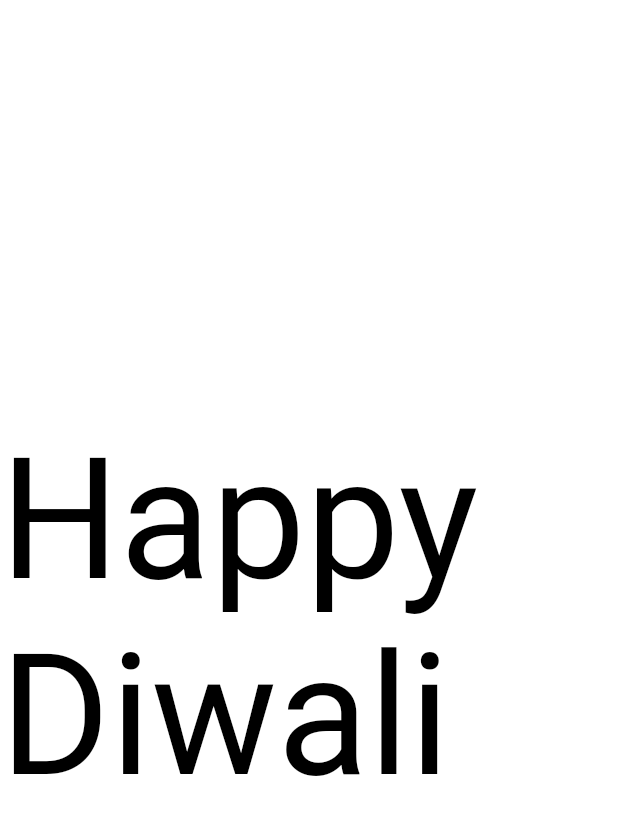
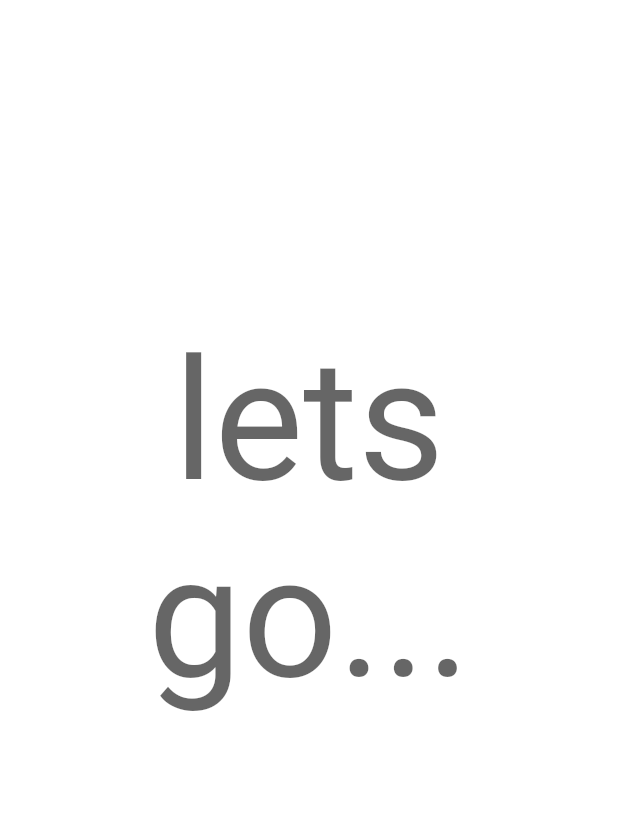
Before and after one commit to maheshmnj/flutter-generative, a Flutter app: the Fireworks screen opened by its route, on a phone screen of 412 x 824 dp. Shown: the top 815 px of the screen. Run offline on Flutter 3.47's test engine with Material 2 defaults, Android fonts, the phone set to English and light mode, and no system bars.

Commit message:
add custom message

```diff
--- a/lib/art/fireworks.dart
+++ b/lib/art/fireworks.dart
@@ -33,6 +33,7 @@ class _FireworksState extends State<Fireworks> with TickerProviderStateMixin {
   @override
   void dispose() {
     controller.dispose();
+    _controller.dispose();
     super.dispose();
   }
 
@@ -82,6 +83,8 @@ class _FireworksState extends State<Fireworks> with TickerProviderStateMixin {
     });
   }
 
+  final TextEditingController _controller = TextEditingController();
+
   Size size = Size.zero;
   @override
   Widget build(BuildContext context) {
@@ -101,13 +104,6 @@ class _FireworksState extends State<Fireworks> with TickerProviderStateMixin {
                 painter: FireWorksPainter(
                   particles: _particles,
                 ),
-                child: Center(
-                  child: Text(
-                    'Happy Diwali',
-                    style: Theme.of(context).textTheme.headline1!.copyWith(
-                        color: Colors.black, fontWeight: FontWeight.normal),
-                  ),
-                ),
               );
             },
           ),
@@ -122,6 +118,22 @@ class _FireworksState extends State<Fireworks> with TickerProviderStateMixin {
                 child: Container());
           },
         ),
+        Align(
+          alignment: Alignment.center,
+          child: TextField(
+              controller: _controller,
+              maxLines: 3,
+              textAlign: TextAlign.center,
+              style: Theme.of(context)
+                  .textTheme
+                  .headline1!
+                  .copyWith(color: Colors.black, fontWeight: FontWeight.normal),
+              cursorWidth: 5,
+              decoration: InputDecoration(
+                hintText: 'lets go...',
+                border: InputBorder.none,
+              )),
+        )
       ],
     );
   }
```
